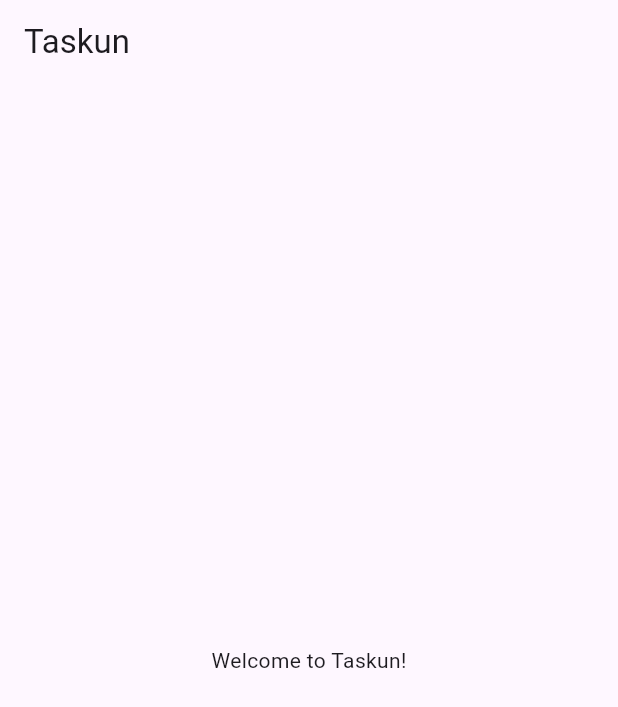
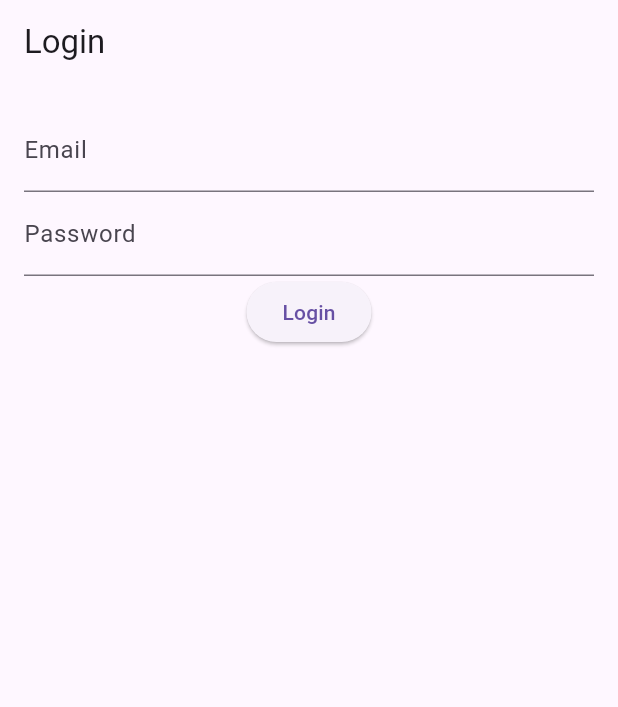
Before and after one commit to KietLy0120/Taskun, a Flutter app: the screen it shows after launch, on a phone screen of 412 x 824 dp. Shown: the top 707 px of the screen. Run offline on Flutter 3.47's test engine with Material 3 defaults, Android fonts, the light colour scheme and no system bars; our stand-ins replace firebase_auth, firebase_core; accounts and stored records are empty.

Commit message:
Environment setup with firestore, firebase auth/core/storage.

```diff
--- /dev/null
+++ b/lib/auth_service.dart
@@ -0,0 +1,24 @@
+import 'package:firebase_auth/firebase_auth.dart';
+
+class AuthService {
+  final FirebaseAuth _auth = FirebaseAuth.instance;
+
+  // Sign in with email and password
+  Future<User?> signIn(String email, String password) async {
+    try {
+      UserCredential result = await _auth.signInWithEmailAndPassword(
+        email: email,
+        password: password,
+      );
+      return result.user;
+    } catch (e) {
+      print(e);
+      return null;
+    }
+  }
+
+  // Sign out
+  Future<void> signOut() async {
+    await _auth.signOut();
+  }
+}
--- /dev/null
+++ b/lib/login_screen.dart
@@ -0,0 +1,44 @@
+import 'package:firebase_auth/firebase_auth.dart';
+import 'package:flutter/material.dart';
+import 'auth_service.dart';
+
+class LoginScreen extends StatelessWidget {
+  final AuthService _auth = AuthService();
+  final TextEditingController _emailController = TextEditingController();
+  final TextEditingController _passwordController = TextEditingController();
+
+  @override
+  Widget build(BuildContext context) {
+    return Scaffold(
+      appBar: AppBar(title: Text('Login')),
+      body: Padding(
+        padding: const EdgeInsets.all(16.0),
+        child: Column(
+          children: [
+            TextField(
+              controller: _emailController,
+              decoration: InputDecoration(labelText: 'Email'),
+            ),
+            TextField(
+              controller: _passwordController,
+              decoration: InputDecoration(labelText: 'Password'),
+              obscureText: true,
+            ),
+            ElevatedButton(
+              onPressed: () async {
+                User? user = await _auth.signIn(
+                  _emailController.text,
+                  _passwordController.text,
+                );
+                if (user != null) {
+                  Navigator.pushReplacementNamed(context, '/home');
+                }
+              },
+              child: Text('Login'),
+            ),
+          ],
+        ),
+      ),
+    );
+  }
+}
--- a/lib/main.dart
+++ b/lib/main.dart
@@ -1,21 +1,24 @@
 import 'package:firebase_core/firebase_core.dart';
 import 'package:flutter/material.dart';
+import 'firebase_options.dart';
+import 'login_screen.dart'; // Import the LoginScreen
 
 void main() async {
   WidgetsFlutterBinding.ensureInitialized();
-  await Firebase.initializeApp();
-  runApp(MyApp());
+await Firebase.initializeApp(
+  options: DefaultFirebaseOptions.currentPlatform,
+);
+runApp(const MyApp());
 }
 
 class MyApp extends StatelessWidget {
+  const MyApp({super.key});
+
   @override
   Widget build(BuildContext context) {
     return MaterialApp(
       title: 'Taskun',
-      home: Scaffold(
-        appBar: AppBar(title: Text('Taskun')),
-        body: Center(child: Text('Welcome to Taskun!')),
-      ),
+      home: LoginScreen(), // Set LoginScreen as the home screen
     );
   }
 }
--- a/pubspec.yaml
+++ b/pubspec.yaml
@@ -30,7 +30,7 @@ environment:
 dependencies:
   flutter:
     sdk: flutter
-  firebase_core: 3.10.1
+  firebase_core: ^3.11.0
   firebase_auth: 5.4.1
   cloud_firestore: 5.6.2
   firebase_storage: 12.4.1
```
Also changed, not shown: firebase.json (added), lib/firebase_options.dart (added), pubspec.lock, 8 other files.
